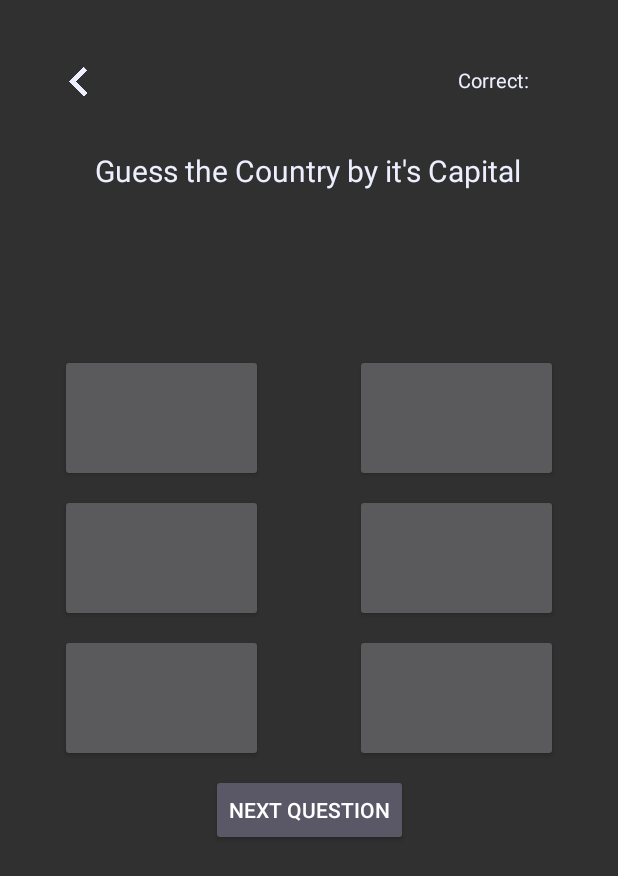
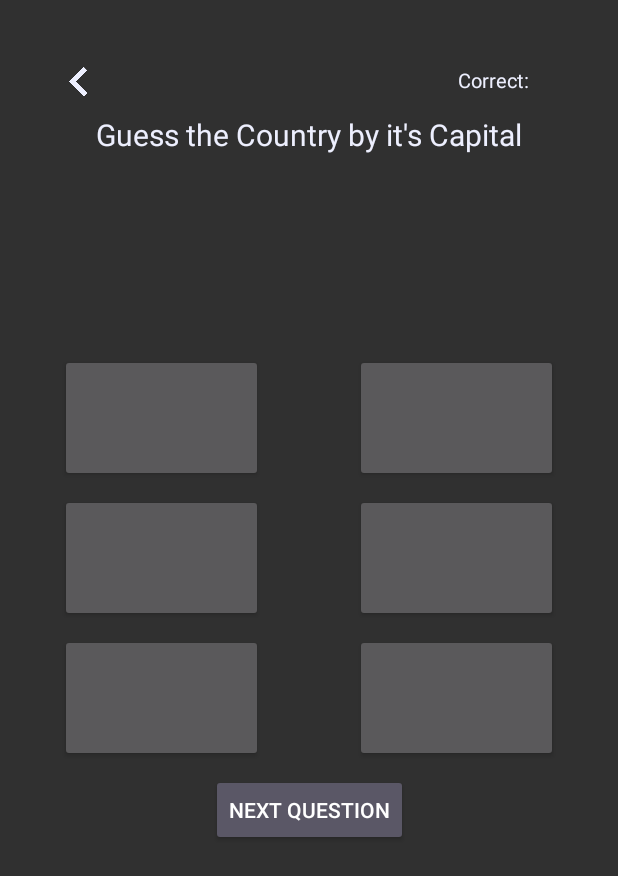
Before and after one commit to Zesshi/Geo.io, an Android app: the layout activity_guess_the_capital.xml on its own in the app's theme, with its tools: preview values and no code run, on a phone screen of 412 x 824 dp. Shown: the top 876 px of the screen. Run offline under Robolectric (Android 15) with nearby library versions, the phone set to English and light mode, and no system bars.

Commit message:
Guss The Capital

```diff
--- a/app/src/main/res/layout/activity_guess_the_capital.xml
+++ b/app/src/main/res/layout/activity_guess_the_capital.xml
@@ -24,15 +24,17 @@
         android:layout_height="wrap_content"
         android:layout_row="0"
         android:layout_column="0"
-        android:layout_marginTop="100dp"
+        android:layout_marginTop="76dp"
         android:text="@string/guess_the_country_by_it_s_capital"
         android:textColor="#EDEFFE"
         android:textSize="20sp"
         app:layout_constraintEnd_toEndOf="parent"
-        app:layout_constraintHorizontal_bias="0.495"
+        app:layout_constraintHorizontal_bias="0.498"
         app:layout_constraintStart_toStartOf="parent"
         app:layout_constraintTop_toTopOf="parent"
         tools:ignore="MissingConstraints" />
+
+
     <TextView
         android:id="@+id/correct1"
         android:layout_width="wrap_content"
@@ -45,17 +47,19 @@
         app:layout_constraintEnd_toEndOf="parent"
         app:layout_constraintTop_toTopOf="parent"
         tools:ignore="MissingConstraints" />
+
     <TextView
         android:id="@+id/textView_cap2"
         android:layout_width="wrap_content"
         android:layout_height="wrap_content"
         android:layout_row="0"
         android:layout_column="0"
-        android:layout_marginTop="24dp"
-        android:text="@string/capital"
+        android:layout_marginTop="10dp"
+        android:text=""
         android:textColor="#EDEFFE"
-        android:textSize="20sp"
+        android:textSize="13sp"
         app:layout_constraintEnd_toEndOf="parent"
+        app:layout_constraintHorizontal_bias="0.498"
         app:layout_constraintStart_toStartOf="parent"
         app:layout_constraintTop_toBottomOf="@+id/textView_cap1"
         tools:ignore="MissingConstraints" />
@@ -64,10 +68,10 @@
     <TextView
         android:id="@+id/capital"
         android:layout_width="wrap_content"
-        android:layout_height="wrap_content"
+        android:layout_height="85dp"
         android:layout_row="0"
         android:layout_column="0"
-        android:layout_marginTop="70dp"
+        android:layout_marginTop="55dp"
         android:text="@string/capital"
         android:textColor="#EDEFFE"
         android:textSize="20sp"
```
Also changed, not shown: app/src/main/java/net/ictcampus/geoio/GuessTheCapital.java (+65 -4 lines).
